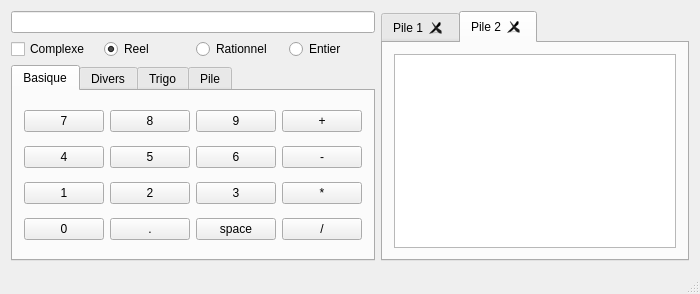
This is ProjetLO21/mainwindow.ui in Pitouli/lo21-ahmed-pitouli as Qt 5 draws it before an edit. The edited form follows.
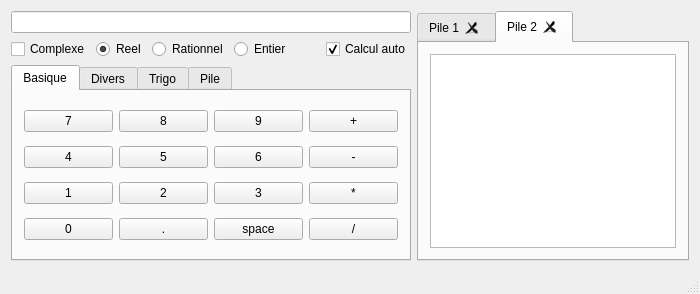
This is the edited form. The open tabs and pages were chosen to show the change.

```diff
--- a/ProjetLO21/mainwindow.ui
+++ b/ProjetLO21/mainwindow.ui
@@ -89,6 +89,38 @@
         <property name="text">
          <string>Entier</string>
         </property>
+        <property name="shortcut">
+         <string>F4</string>
+        </property>
+        <property name="checked">
+         <bool>false</bool>
+        </property>
+       </widget>
+      </item>
+      <item>
+       <spacer name="horizontalSpacer">
+        <property name="orientation">
+         <enum>Qt::Horizontal</enum>
+        </property>
+        <property name="sizeHint" stdset="0">
+         <size>
+          <width>40</width>
+          <height>20</height>
+         </size>
+        </property>
+       </spacer>
+      </item>
+      <item>
+       <widget class="QCheckBox" name="checkBox_2">
+        <property name="text">
+         <string>Calcul auto</string>
+        </property>
+        <property name="shortcut">
+         <string>F5</string>
+        </property>
+        <property name="checked">
+         <bool>true</bool>
+        </property>
        </widget>
       </item>
      </layout>
```
Left out of the diff: 92 changed lines with no effect on the pictures.
